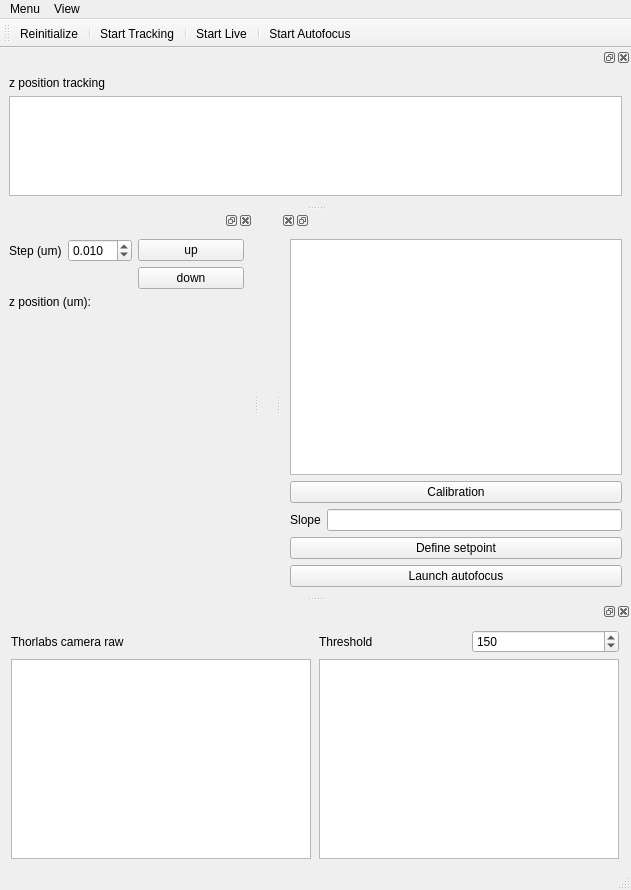
Above: gui/focus/ui_focus.ui from fbarho/qudi-cbs before the change. Below: the same form after it.
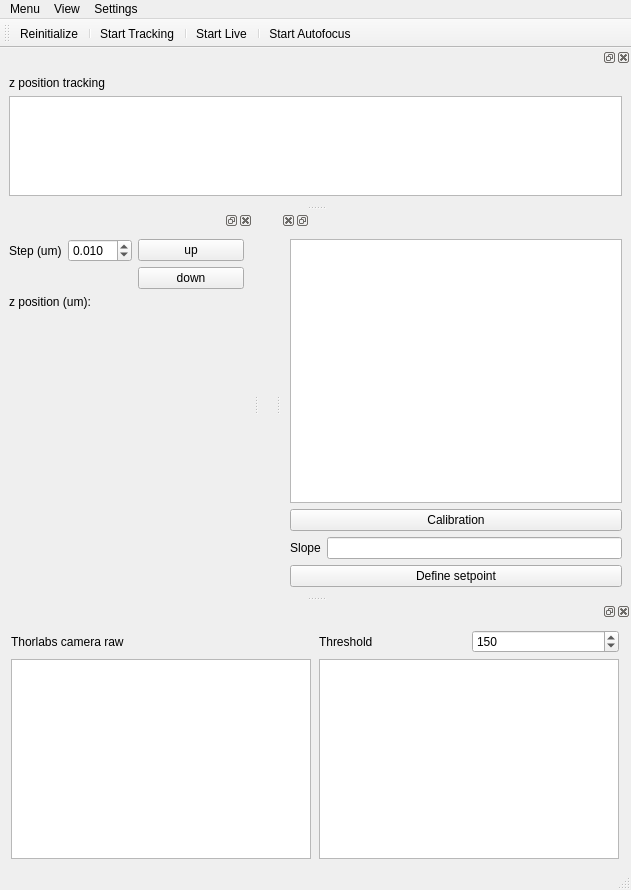
That is the form after the change. Custom widgets are drawn as their Qt base class.

Patch:
```diff
--- a/gui/focus/ui_focus.ui
+++ b/gui/focus/ui_focus.ui
@@ -40,8 +40,16 @@
     <addaction name="Autofocus-dockwidget_view_Action"/>
     <addaction name="Camera_live_dockwidget_view_Action"/>
    </widget>
+   <widget class="QMenu" name="menuSettings">
+    <property name="title">
+     <string>Settings</string>
+    </property>
+    <addaction name="pid_settings_Action"/>
+    <addaction name="camera_settings_Action"/>
+   </widget>
    <addaction name="menuMenu"/>
    <addaction name="menuView"/>
+   <addaction name="menuSettings"/>
   </widget>
   <widget class="QStatusBar" name="statusbar"/>
   <widget class="QDockWidget" name="manual_focus_Dockwidget">
@@ -243,11 +251,7 @@
       <layout class="QVBoxLayout" name="verticalLayout_3"/>
      </item>
      <item row="3" column="0">
-      <widget class="QPushButton" name="autofocus_pushButton">
-       <property name="text">
-        <string>Launch autofocus</string>
-       </property>
-      </widget>
+      <layout class="QVBoxLayout" name="verticalLayout_3"/>
      </item>
     </layout>
    </widget>
```
Left out of the diff: 13 changed lines with no effect on the pictures.
